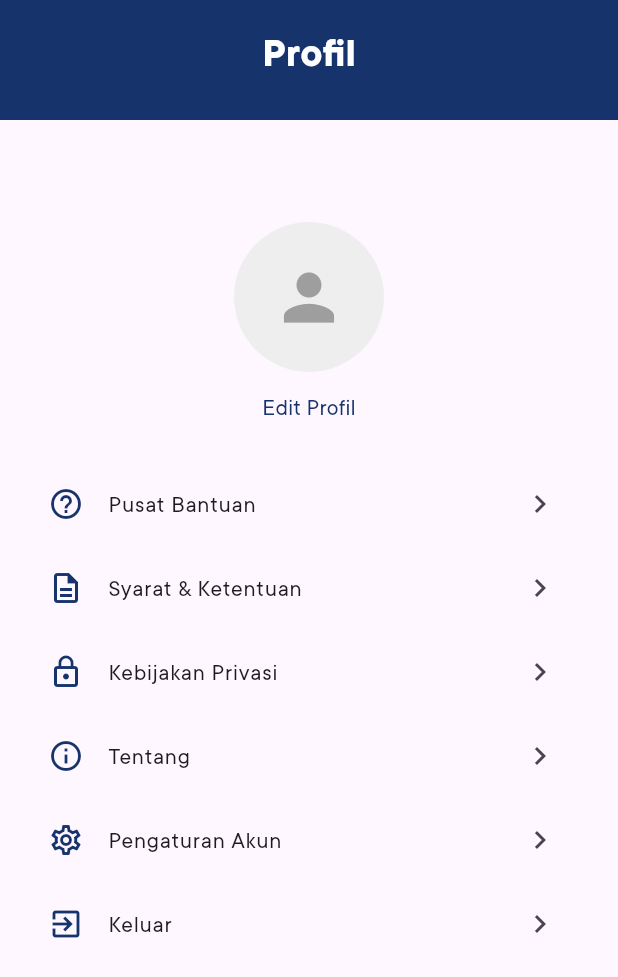
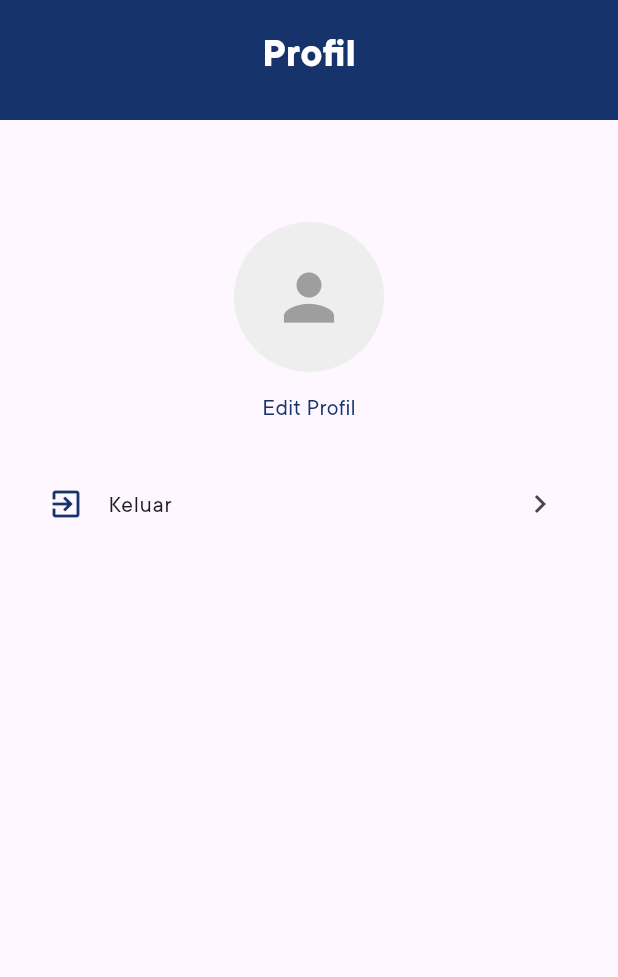
Before and after one commit to sendhyrama/bakehouse_admin, a Flutter app: the ProfilePage screen opened directly, on a phone screen of 412 x 824 dp. Shown: the top 977 px of the screen. Run offline on Flutter 3.47's test engine with Material 3 defaults, Android fonts, the phone set to English and light mode, and no system bars; our stand-ins replace cloud_firestore, firebase_auth, firebase_core, firebase_storage, flutter_riverpod, flutter_svg and 2 more; accounts and stored records are empty.

Commit message:
refactor: remove unused list tile in profile page

```diff
--- a/lib/pages/profile/profile_page.dart
+++ b/lib/pages/profile/profile_page.dart
@@ -101,46 +101,46 @@ class ProfilePage extends ConsumerWidget {
                   ],
                 ),
               ),
-              _buildListTile(
-                context,
-                icon: Icons.help_outline,
-                title: 'Pusat Bantuan',
-                onTap: () {
-                  // Navigate to the respective page
-                },
-              ),
-              _buildListTile(
-                context,
-                icon: Icons.description_outlined,
-                title: 'Syarat & Ketentuan',
-                onTap: () {
-                  // Navigate to the respective page
-                },
-              ),
-              _buildListTile(
-                context,
-                icon: Icons.lock_outline,
-                title: 'Kebijakan Privasi',
-                onTap: () {
-                  // Navigate to the respective page
-                },
-              ),
-              _buildListTile(
-                context,
-                icon: Icons.info_outline,
-                title: 'Tentang',
-                onTap: () {
-                  // Navigate to the respective page
-                },
-              ),
-              _buildListTile(
-                context,
-                icon: Icons.settings_outlined,
-                title: 'Pengaturan Akun',
-                onTap: () {
-                  // Navigate to the respective page
-                },
-              ),
+              // _buildListTile(
+              //   context,
+              //   icon: Icons.help_outline,
+              //   title: 'Pusat Bantuan',
+              //   onTap: () {
+              //     // Navigate to the respective page
+              //   },
+              // ),
+              // _buildListTile(
+              //   context,
+              //   icon: Icons.description_outlined,
+              //   title: 'Syarat & Ketentuan',
+              //   onTap: () {
+              //     // Navigate to the respective page
+              //   },
+              // ),
+              // _buildListTile(
+              //   context,
+              //   icon: Icons.lock_outline,
+              //   title: 'Kebijakan Privasi',
+              //   onTap: () {
+              //     // Navigate to the respective page
+              //   },
+              // ),
+              // _buildListTile(
+              //   context,
+              //   icon: Icons.info_outline,
+              //   title: 'Tentang',
+              //   onTap: () {
+              //     // Navigate to the respective page
+              //   },
+              // ),
+              // _buildListTile(
+              //   context,
+              //   icon: Icons.settings_outlined,
+              //   title: 'Pengaturan Akun',
+              //   onTap: () {
+              //     // Navigate to the respective page
+              //   },
+              // ),
               _buildListTile(
                 context,
                 icon: Icons.exit_to_app,
```
Also changed, not shown: pubspec.lock.
